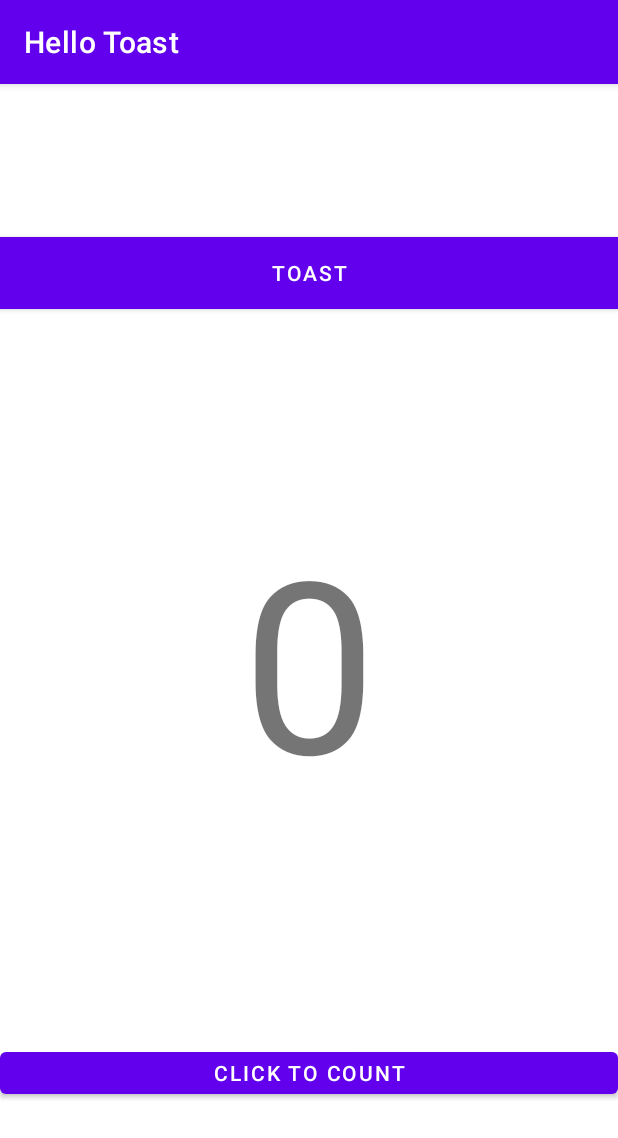
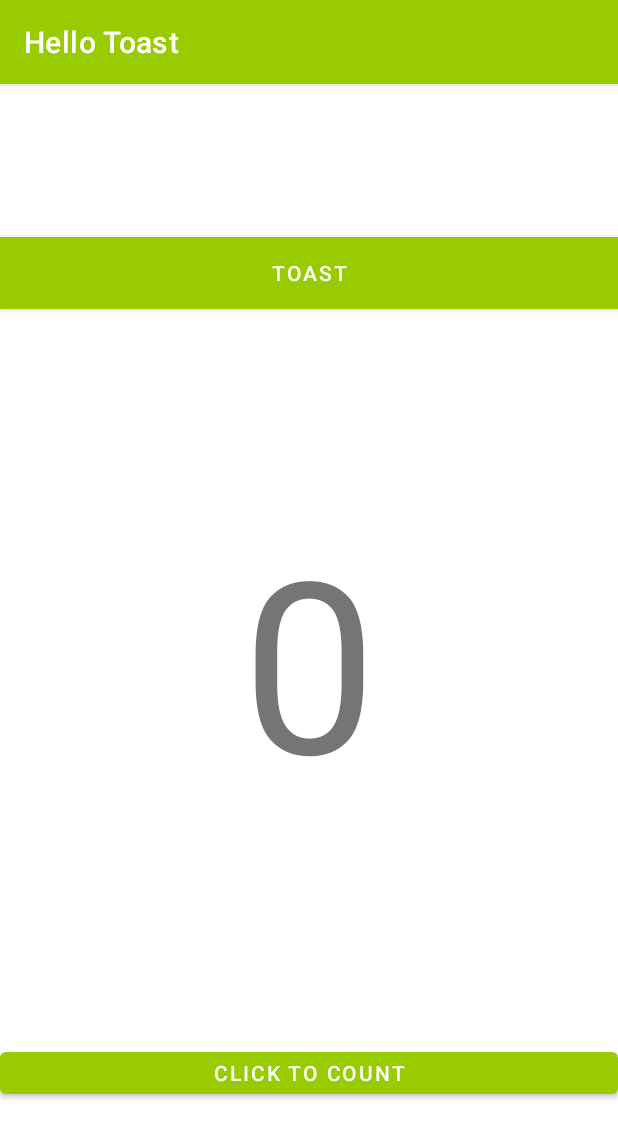
Before and after one commit to kxitiz/android-app, an Android app: the screen it shows after launch (MainActivity), on a phone screen of 412 x 824 dp. Shown: the top 1138 px of the screen. Run offline under Robolectric (Android 15) with nearby library versions, the phone set to English and light mode, and no system bars.

Commit message:
Readme updated

```diff
--- a/app/src/main/res/layout/activity_main.xml
+++ b/app/src/main/res/layout/activity_main.xml
@@ -33,10 +33,10 @@
         android:textSize="160sp"
         app:layout_constraintBottom_toTopOf="@+id/button_count"
         app:layout_constraintEnd_toEndOf="parent"
-        app:layout_constraintHorizontal_bias="0.0"
+        app:layout_constraintHorizontal_bias="1.0"
         app:layout_constraintStart_toStartOf="parent"
         app:layout_constraintTop_toTopOf="parent"
-        app:layout_constraintVertical_bias="0.674" />
+        app:layout_constraintVertical_bias="0.0" />
 
     <Button
         android:id="@+id/button_count"
--- a/app/src/main/res/values/themes.xml
+++ b/app/src/main/res/values/themes.xml
@@ -2,8 +2,8 @@
     <!-- Base application theme. -->
     <style name="Theme.LabExercise" parent="Theme.MaterialComponents.DayNight.DarkActionBar">
         <!-- Primary brand color. -->
-        <item name="colorPrimary">@color/purple_500</item>
-        <item name="colorPrimaryVariant">@color/purple_700</item>
+        <item name="colorPrimary">@android:color/holo_green_light</item>
+        <item name="colorPrimaryVariant">@android:color/holo_green_light</item>
         <item name="colorOnPrimary">@color/white</item>
         <!-- Secondary brand color. -->
         <item name="colorSecondary">@color/teal_200</item>
```
Also changed, not shown: 7 other files.
